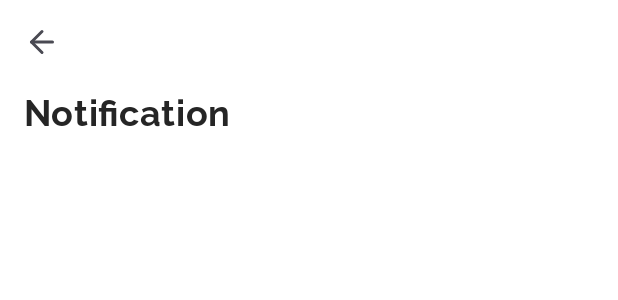
After one commit to Krirati/diary-my-life, an Android app: the layout activity_notification.xml on its own in the app's theme, with its tools: preview values and no code run, on a phone screen of 412 x 824 dp. The commit adds this screen. Shown: the top 300 px of the screen. Run offline under Robolectric (Android 15) with nearby library versions, the phone set to English and light mode, and no system bars.

Commit message:
[Add] NotificationActivity.kt

```diff
--- a/app/src/main/java/com/kstudio/diarymylife/ui/setting/notification/NotificationActivity.kt
+++ b/app/src/main/java/com/kstudio/diarymylife/ui/setting/notification/NotificationActivity.kt
@@ -1,11 +1,24 @@
 package com.kstudio.diarymylife.ui.setting.notification
 
 import android.os.Bundle
+import com.kstudio.diarymylife.databinding.ActivityNotificationBinding
 import com.kstudio.diarymylife.ui.base.BaseActivity
 
 class NotificationActivity : BaseActivity() {
+
+    private lateinit var binding: ActivityNotificationBinding
     override fun onCreate(savedInstanceState: Bundle?) {
         super.onCreate(savedInstanceState)
+        binding = ActivityNotificationBinding.inflate(layoutInflater)
+        setContentView(binding.root)
+        binding()
+    }
 
+    private fun binding() = with(binding) {
+        back.setOnClickListener { handleBackPass() }
+    }
+
+    private fun handleBackPass() {
+        onBackPressedDispatcher.onBackPressed()
     }
 }
--- /dev/null
+++ b/app/src/main/res/layout/activity_notification.xml
@@ -0,0 +1,54 @@
+<?xml version="1.0" encoding="utf-8"?>
+<layout xmlns:android="http://schemas.android.com/apk/res/android"
+    xmlns:app="http://schemas.android.com/apk/res-auto">
+
+    <data>
+
+    </data>
+
+    <androidx.constraintlayout.widget.ConstraintLayout
+        android:layout_width="match_parent"
+        android:layout_height="match_parent"
+        android:background="@color/background">
+
+        <androidx.core.widget.NestedScrollView
+            android:id="@+id/nestedScrollView"
+            android:layout_width="match_parent"
+            android:layout_height="wrap_content"
+            app:layout_constraintStart_toStartOf="parent"
+            app:layout_constraintTop_toTopOf="parent">
+
+            <androidx.constraintlayout.widget.ConstraintLayout
+                android:id="@+id/content_container"
+                android:layout_width="match_parent"
+                android:layout_height="match_parent"
+                android:paddingHorizontal="@dimen/dp_16"
+                android:paddingVertical="@dimen/dp_16">
+
+                <androidx.appcompat.widget.AppCompatImageButton
+                    android:id="@+id/back"
+                    android:layout_width="wrap_content"
+                    android:layout_height="wrap_content"
+                    android:background="@drawable/bg_round_border"
+                    android:src="@drawable/ic_arrow_left"
+                    app:layout_constraintStart_toStartOf="parent"
+                    app:layout_constraintTop_toTopOf="parent" />
+
+                <androidx.appcompat.widget.AppCompatTextView
+                    android:id="@+id/title"
+                    style="@style/H1BlackCenter"
+                    android:layout_width="wrap_content"
+                    android:layout_height="wrap_content"
+                    android:layout_alignParentStart="true"
+                    android:layout_alignParentTop="true"
+                    android:layout_marginTop="@dimen/dp_16"
+                    android:text="@string/notification"
+                    app:layout_constraintStart_toStartOf="parent"
+                    app:layout_constraintTop_toBottomOf="@+id/back" />
+
+            </androidx.constraintlayout.widget.ConstraintLayout>
+
+        </androidx.core.widget.NestedScrollView>
+
+    </androidx.constraintlayout.widget.ConstraintLayout>
+</layout>
--- a/app/src/main/res/layout/fragment_setting.xml
+++ b/app/src/main/res/layout/fragment_setting.xml
@@ -125,8 +125,8 @@
                     style="@style/SubtitleBlackLeft"
                     android:layout_width="wrap_content"
                     android:layout_height="wrap_content"
+                    android:layout_marginTop="@dimen/dp_32"
                     android:text="version 1.0"
-                    android:layout_marginTop="@dimen/dp_32"
                     app:layout_constraintStart_toStartOf="parent"
                     app:layout_constraintTop_toBottomOf="@+id/constraintLayout" />
 
--- a/app/src/main/res/values/strings.xml
+++ b/app/src/main/res/values/strings.xml
@@ -26,4 +26,5 @@
     <string name="done">Done</string>
     <string name="how_are_you_feel">Hello {Name}. How are you feeling?</string>
     <string name="recent_mood">Recent Mood</string>
+    <string name="notification">Notification</string>
 </resources>
```
